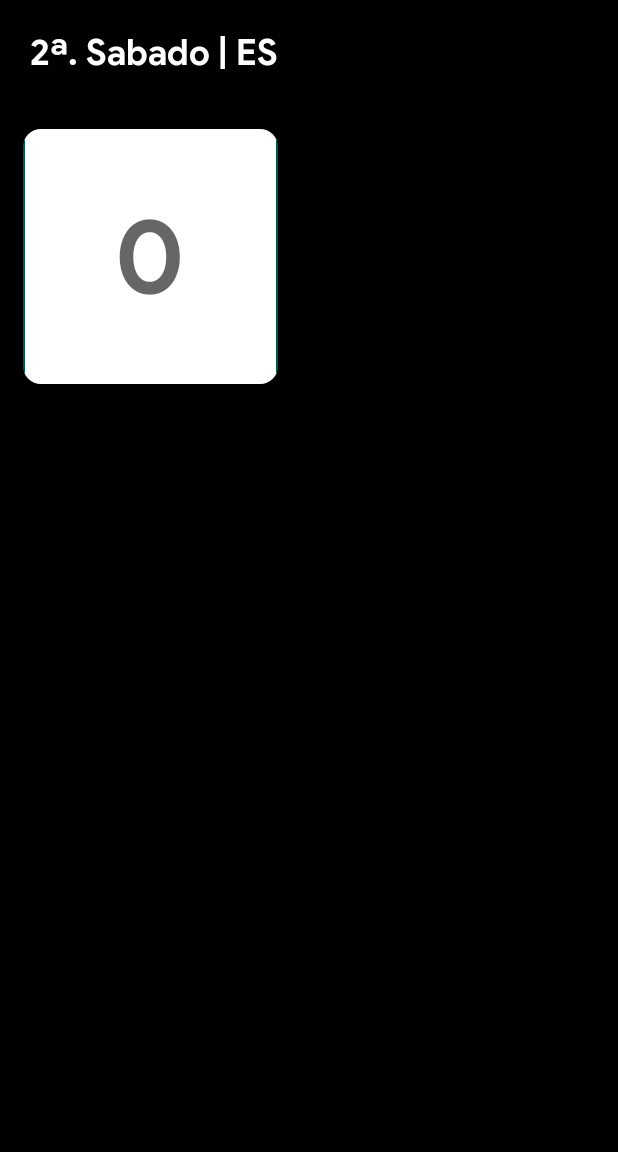
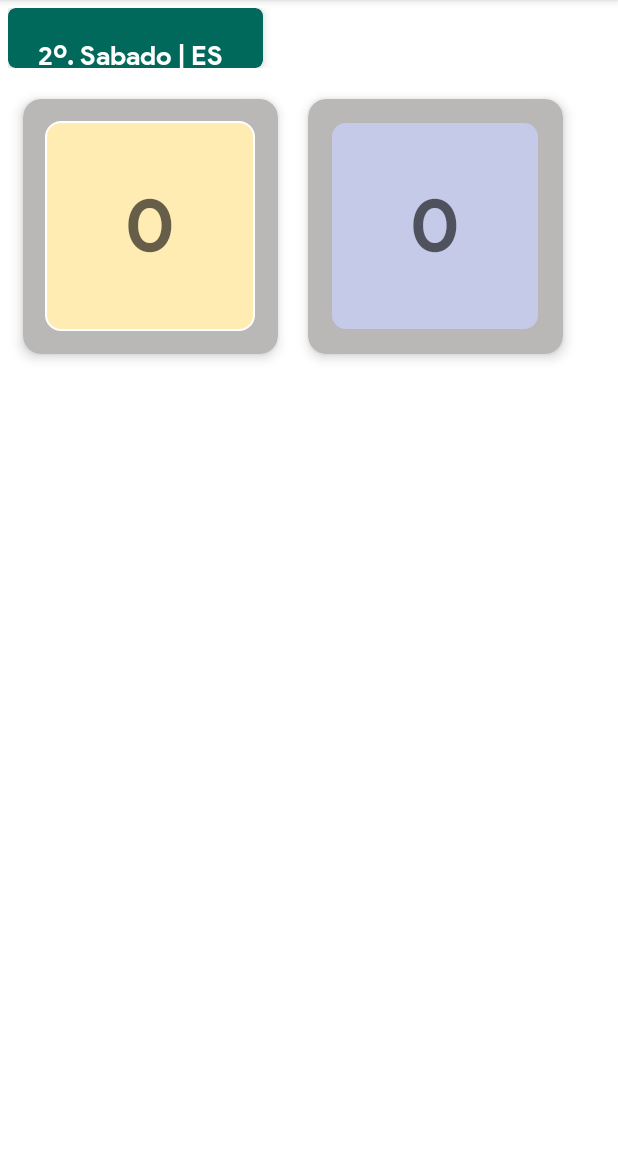
Before and after one commit to ebening/conteo, an Android app: the screen it shows after launch (MainActivity), on a phone screen of 412 x 824 dp, the part 84-1236 px from its top. Run offline under Robolectric (Android 15) with nearby library versions, the phone set to English and light mode, and no system bars.

Commit message:
adding changes

```diff
--- a/app/src/main/res/drawable/custom_input.xml
+++ b/app/src/main/res/drawable/custom_input.xml
@@ -2,15 +2,15 @@
 <selector xmlns:android="http://schemas.android.com/apk/res/android">
     <item android:state_enabled="true" android:state_focused="true">
         <shape android:shape="rectangle">
-            <solid android:color="@color/white" />
+            <solid android:color="@color/grey_enabled" />
             <corners android:radius="10dp" />
-            <stroke android:color="@color/colorPrimaryDark" android:width="1dp" />
+            <stroke android:color="@color/white" android:width="1dp" />
         </shape>
     </item>
 
     <item android:state_enabled="true" >
         <shape android:shape="rectangle">
-            <solid android:color="@color/white" />
+            <solid android:color="@color/grey_disabled" />
             <corners android:radius="10dp" />
             <stroke android:color="@color/grey" android:width="1dp" />
         </shape>
--- a/app/src/main/res/layout/activity_main.xml
+++ b/app/src/main/res/layout/activity_main.xml
@@ -4,24 +4,51 @@
     xmlns:tools="http://schemas.android.com/tools"
     android:layout_width="match_parent"
     android:layout_height="match_parent"
-    android:background="@color/black"
+    android:background="@color/white"
     tools:context="com.iasd.conteo.MainActivity">
+
 
     <LinearLayout
         android:layout_width="match_parent"
         android:layout_height="wrap_content"
         android:orientation="vertical">
 
+
+
+        <GridLayout
+            android:layout_width="match_parent"
+            android:layout_height="match_parent"
+            android:rowCount="1"
+            android:columnCount="2"
+            android:layout_margin="5dp"
+            android:alignmentMode="alignMargins"
+            android:layout_gravity="center_horizontal"
+            android:columnOrderPreserved="false">
+
+
+            <androidx.cardview.widget.CardView
+                android:layout_width="170dp"
+                android:layout_height="40dp"
+                app:cardCornerRadius="5dp"
+                app:cardElevation="5dp"
+                app:cardBackgroundColor="@color/green"
+                android:layout_margin="0dp">
+
+
                 <TextView
-            android:layout_width="wrap_content"
-            android:layout_height="wrap_content"
+                    android:layout_width="170dp"
+                    android:layout_height="40dp"
                     android:text="@string/app_text_view_name"
                     android:fontFamily="@font/google_sans_bold"
-            android:textSize="24sp"
+                    android:textSize="18sp"
                     android:textColor="@color/white"
                     android:layout_margin="20dp">
                 </TextView>
 
+            </androidx.cardview.widget.CardView>
+
+
+        </GridLayout>
 
         <GridLayout
             android:layout_width="match_parent"
@@ -47,8 +74,10 @@
                     android:orientation="vertical"
                     android:gravity="center">
 
-                    <EditText android:layout_width="match_parent"
-                        android:layout_height="220dp"
+                    <EditText
+                        android:layout_width="140dp"
+                        android:layout_height="140dp"
+                        android:autofillHints="app_txt_hint"
                         android:background="@drawable/custom_input"
                         android:ems="10"
                         android:fontFamily="@font/google_sans_bold"
@@ -56,9 +85,41 @@
                         android:hint="@string/app_txt_hint"
                         android:inputType="textMultiLine"
                         android:textAlignment="center"
-                        android:textColor="@color/grey"
-                        android:textSize="70sp"
-                        android:autofillHints="app_txt_hint">
+                        android:textColor="@color/black"
+                        android:textSize="50sp">
+
+                    </EditText>
+                </LinearLayout>
+
+            </androidx.cardview.widget.CardView>
+
+            <androidx.cardview.widget.CardView
+                android:layout_width="170dp"
+                android:layout_height="170dp"
+                app:cardCornerRadius="12dp"
+                app:cardElevation="5dp"
+                app:cardBackgroundColor="@color/grey"
+                android:layout_margin="10dp">
+
+                <LinearLayout
+                    android:layout_width="match_parent"
+                    android:layout_height="match_parent"
+                    android:orientation="vertical"
+                    android:gravity="center">
+
+                    <EditText
+                        android:layout_width="140dp"
+                        android:layout_height="140dp"
+                        android:autofillHints="app_txt_hint"
+                        android:background="@drawable/custom_input"
+                        android:ems="10"
+                        android:fontFamily="@font/google_sans_bold"
+                        android:gravity="center"
+                        android:hint="@string/app_txt_hint"
+                        android:inputType="textMultiLine"
+                        android:textAlignment="center"
+                        android:textColor="@color/black"
+                        android:textSize="50sp">
 
                     </EditText>
                 </LinearLayout>
--- a/app/src/main/res/values/colors.xml
+++ b/app/src/main/res/values/colors.xml
@@ -5,10 +5,13 @@
     <color name="purple_700">#FF3700B3</color>
     <color name="teal_200">#FF03DAC5</color>
     <color name="teal_700">#FF018786</color>
-    <color name="black">#FF000000</color>
-    <color name="white">#FFFFFFFF</color>
+    <color name="black">#000</color>
+    <color name="white">#FFFF</color>
     <color name="colorPrimaryDark">#00574B</color>
-    <color name="grey">#2d2d2d</color>
+    <color name="grey">#BAB7B7</color>
     <color name="colorAccent">#D81B60</color>
 
+    <color name="grey_disabled">#C5CAE9</color>
+    <color name="grey_enabled">#FFECB3</color>
+    <color name="green">#FF00695C</color>
 </resources>
--- a/app/src/main/res/values/strings.xml
+++ b/app/src/main/res/values/strings.xml
@@ -1,6 +1,6 @@
 <resources>
     <string name="app_name">conteo</string>
-        <string name="app_text_view_name">2ª. Sabado | ES</string>
+        <string name="app_text_view_name">2º. Sabado | ES</string>
     <string name="app_txt_hint">0</string>
 
 </resources>
```
Lines whose indentation alone changed are shown as unchanged.
